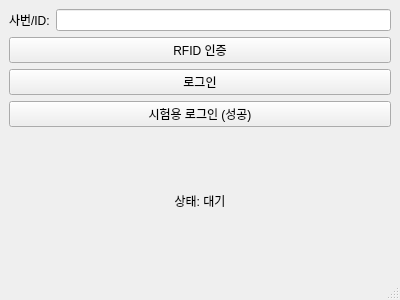
Qt form adminGUI/auth.ui (addinedu-ros-10th/iot-repo-1) before a commit.
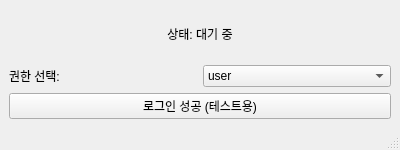
The same form after that commit.

Patch:
```diff
--- a/adminGUI/auth.ui
+++ b/adminGUI/auth.ui
@@ -7,7 +7,7 @@
     <x>0</x>
     <y>0</y>
     <width>400</width>
-    <height>300</height>
+    <height>150</height>
    </rect>
   </property>
   <property name="windowTitle">
@@ -16,47 +16,44 @@
   <widget class="QWidget" name="centralwidget">
    <layout class="QVBoxLayout" name="verticalLayout">
     <item>
-     <layout class="QHBoxLayout" name="horizontalLayout">
+     <widget class="QLabel" name="statusLabel">
+      <property name="text">
+       <string>상태: 대기 중</string>
+      </property>
+      <property name="alignment">
+       <set>Qt::AlignCenter</set>
+      </property>
+     </widget>
+    </item>
+    <item>
+     <layout class="QHBoxLayout" name="roleLayout">
       <item>
-       <widget class="QLabel" name="idLabel">
+       <widget class="QLabel" name="roleLabel">
         <property name="text">
-         <string>사번/ID:</string>
+         <string>권한 선택:</string>
         </property>
        </widget>
       </item>
       <item>
-       <widget class="QLineEdit" name="idInput"/>
+       <widget class="QComboBox" name="roleComboBox">
+        <item>
+         <property name="text">
+          <string>user</string>
+         </property>
+        </item>
+        <item>
+         <property name="text">
+          <string>admin</string>
+         </property>
+        </item>
+       </widget>
       </item>
      </layout>
     </item>
     <item>
      <widget class="QPushButton" name="rfidBtn">
       <property name="text">
-       <string>RFID 인증</string>
-      </property>
-     </widget>
-    </item>
-    <item>
-     <widget class="QPushButton" name="loginBtn">
-      <property name="text">
-       <string>로그인</string>
-      </property>
-     </widget>
-    </item>
-    <item>
-     <widget class="QPushButton" name="testBtn">
-      <property name="text">
-       <string>시험용 로그인 (성공)</string>
-      </property>
-     </widget>
-    </item>
-    <item>
-     <widget class="QLabel" name="statusLabel">
-      <property name="text">
-       <string>상태: 대기</string>
-      </property>
-      <property name="alignment">
-       <set>Qt::AlignmentFlag::AlignCenter</set>
+       <string>로그인 성공 (테스트용)</string>
       </property>
      </widget>
     </item>
```
Left out of the diff: 4 changed lines with no effect on the pictures.
